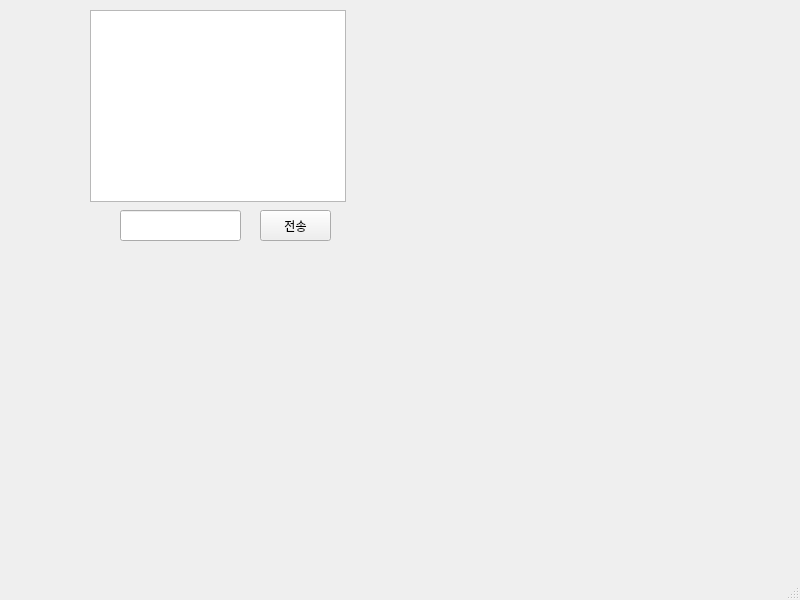
Before: the Qt Designer form ChatWindow.ui in YooSungSoo/MeEither, drawn with Qt 5.
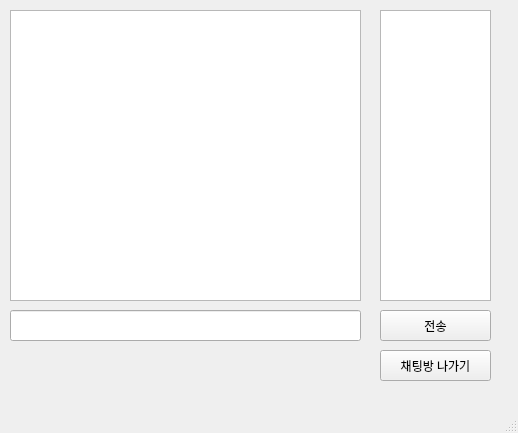
After: the same form once the commit is applied.

```diff
--- a/ChatWindow.ui
+++ b/ChatWindow.ui
@@ -6,8 +6,8 @@
    <rect>
     <x>0</x>
     <y>0</y>
-    <width>800</width>
-    <height>600</height>
+    <width>518</width>
+    <height>433</height>
    </rect>
   </property>
   <property name="windowTitle">
@@ -17,9 +17,9 @@
    <widget class="QPushButton" name="sendButton">
     <property name="geometry">
      <rect>
-      <x>260</x>
-      <y>210</y>
-      <width>71</width>
+      <x>380</x>
+      <y>310</y>
+      <width>111</width>
       <height>31</height>
      </rect>
     </property>
@@ -30,23 +30,46 @@
    <widget class="QListWidget" name="chatMessagesList">
     <property name="geometry">
      <rect>
-      <x>90</x>
+      <x>10</x>
       <y>10</y>
-      <width>256</width>
-      <height>192</height>
+      <width>351</width>
+      <height>291</height>
      </rect>
     </property>
    </widget>
    <widget class="QLineEdit" name="messageLineEdit">
     <property name="geometry">
      <rect>
-      <x>120</x>
-      <y>210</y>
-      <width>121</width>
+      <x>10</x>
+      <y>310</y>
+      <width>351</width>
       <height>31</height>
      </rect>
     </property>
    </widget>
+   <widget class="QListWidget" name="chatMessagesList_2">
+    <property name="geometry">
+     <rect>
+      <x>380</x>
+      <y>10</y>
+      <width>111</width>
+      <height>291</height>
+     </rect>
+    </property>
+   </widget>
+   <widget class="QPushButton" name="leaveRoomButton">
+    <property name="geometry">
+     <rect>
+      <x>380</x>
+      <y>350</y>
+      <width>111</width>
+      <height>31</height>
+     </rect>
+    </property>
+    <property name="text">
+     <string>채팅방 나가기</string>
+    </property>
+   </widget>
   </widget>
   <widget class="QMenuBar" name="menubar">
    <property name="geometry">
```
Left out of the diff: 2 changed lines with no effect on the pictures.
